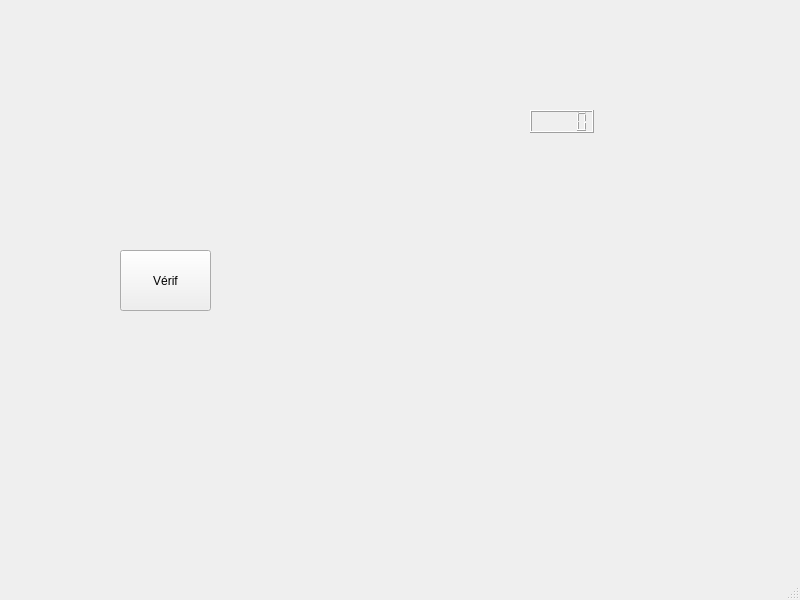
The window that arduino/arduino2/arduino2/mainwindow.ui (HmiziTamim/SMART_AID_ASSOCIATION_2A10) describes before a commit, drawn with Qt 5.
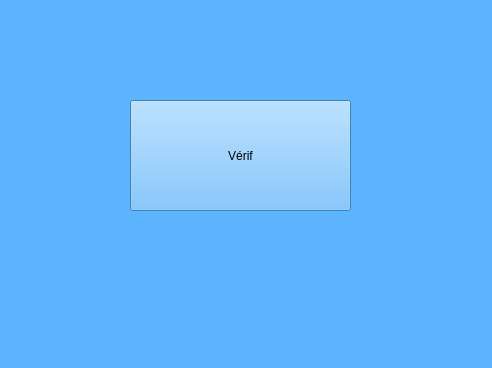
The same window after the commit.

Patch:
```diff
--- a/arduino/arduino2/arduino2/mainwindow.ui
+++ b/arduino/arduino2/arduino2/mainwindow.ui
@@ -6,37 +6,46 @@
    <rect>
     <x>0</x>
     <y>0</y>
-    <width>800</width>
-    <height>600</height>
+    <width>492</width>
+    <height>368</height>
    </rect>
   </property>
   <property name="windowTitle">
    <string>MainWindow</string>
   </property>
+  <property name="styleSheet">
+   <string notr="true">background-color: rgb(93, 180, 255);</string>
+  </property>
   <widget class="QWidget" name="centralwidget">
-   <widget class="QLCDNumber" name="lcdbyte">
-    <property name="geometry">
-     <rect>
-      <x>530</x>
-      <y>110</y>
-      <width>64</width>
-      <height>23</height>
-     </rect>
-    </property>
-   </widget>
    <widget class="QPushButton" name="pushButton">
     <property name="geometry">
      <rect>
-      <x>120</x>
-      <y>250</y>
-      <width>91</width>
-      <height>61</height>
+      <x>130</x>
+      <y>100</y>
+      <width>221</width>
+      <height>111</height>
      </rect>
     </property>
     <property name="text">
      <string>Vérif</string>
     </property>
    </widget>
+   <widget class="QLabel" name="label">
+    <property name="geometry">
+     <rect>
+      <x>130</x>
+      <y>240</y>
+      <width>221</width>
+      <height>31</height>
+     </rect>
+    </property>
+    <property name="styleSheet">
+     <string notr="true">color: rgb(170, 0, 127);</string>
+    </property>
+    <property name="text">
+     <string/>
+    </property>
+   </widget>
   </widget>
   <widget class="QMenuBar" name="menubar">
    <property name="geometry">
```
Left out of the diff: 2 changed lines with no effect on the pictures.
